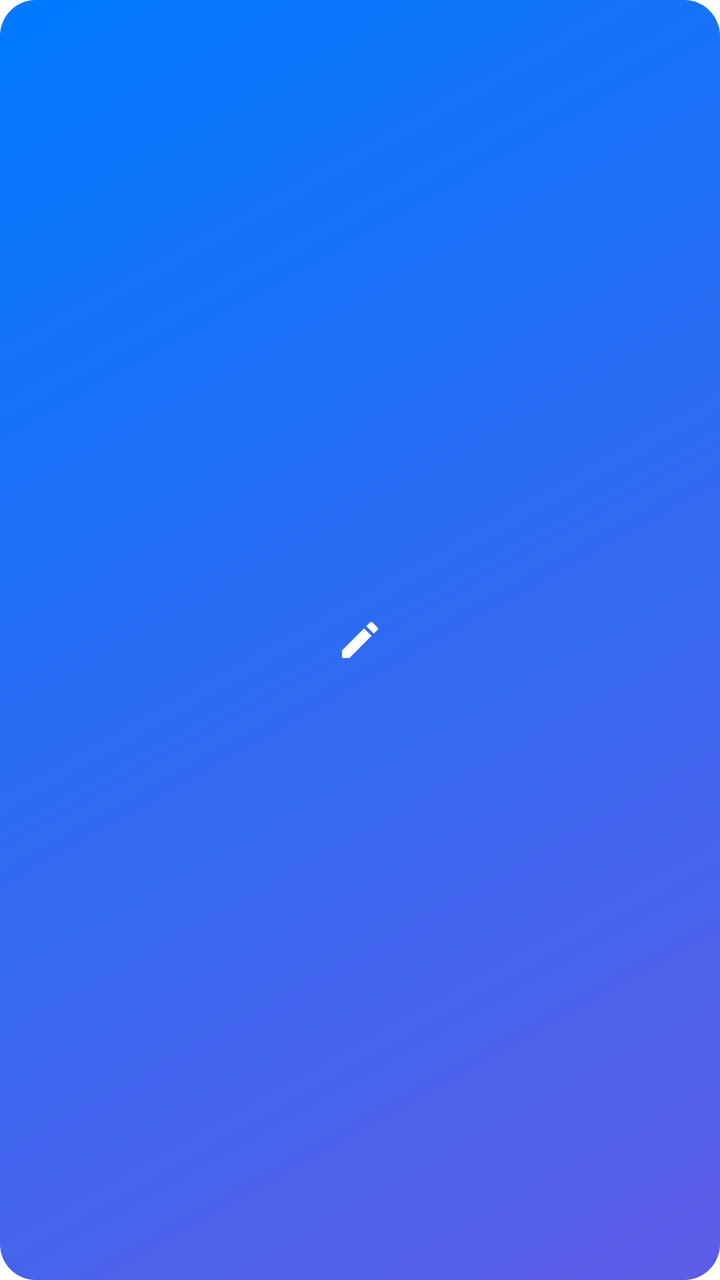
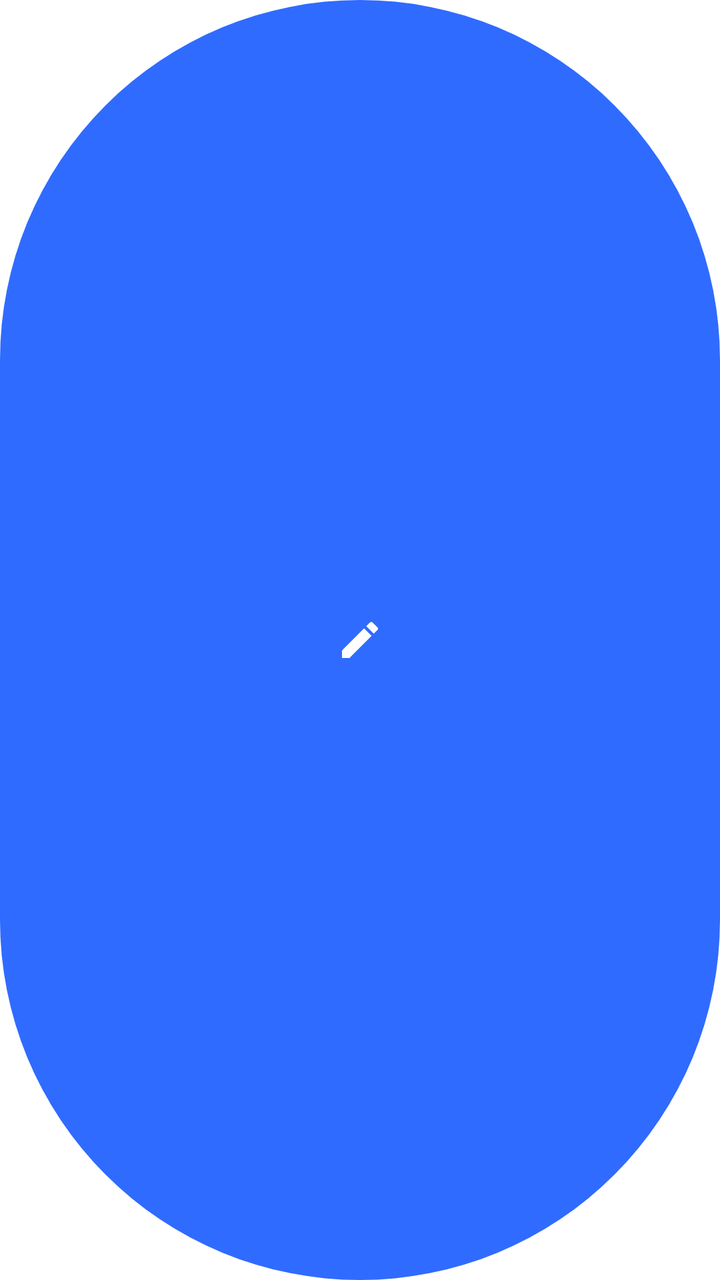

An Android layout rendered at two revisions. The XML below is the earlier revision; the diff shows what the commit changed to produce the second picture.
<!-- AndroidManifest.xml: fallback theme Theme.MaterialComponents.DayNight.NoActionBar -->
<!-- res/layout/widget_quick_record_button.xml -->
<?xml version="1.0" encoding="utf-8"?>
<FrameLayout xmlns:android="http://schemas.android.com/apk/res/android"
    android:id="@+id/widget_quick_record_root"
    android:layout_width="match_parent"
    android:layout_height="match_parent"
    android:background="@drawable/bg_widget_qr_button"
    android:contentDescription="@string/widget_quick_record_action">

    <ImageView
        android:layout_width="26dp"
        android:layout_height="26dp"
        android:layout_gravity="center"
        android:importantForAccessibility="no"
        android:scaleType="centerInside"
        android:src="@drawable/ic_widget_pen" />
</FrameLayout>
<!-- resources referenced by this layout -->
<resources>
  <!-- drawable bg_widget_qr_button (drawable) -->
  <?xml version="1.0" encoding="utf-8"?>
  <shape xmlns:android="http://schemas.android.com/apk/res/android">
      <gradient
          android:angle="315"
          android:endColor="@color/widget_qr_accent_end"
          android:startColor="@color/widget_accent"
          android:type="linear" />
      <corners android:radius="18dp" />
  </shape>
  <!-- drawable ic_widget_pen (drawable) -->
  <?xml version="1.0" encoding="utf-8"?>
  <vector xmlns:android="http://schemas.android.com/apk/res/android"
      android:width="24dp"
      android:height="24dp"
      android:viewportWidth="24"
      android:viewportHeight="24">
      <path
          android:fillColor="#FFFFFFFF"
          android:pathData="M3,17.25V21h3.75L17.81,9.94l-3.75,-3.75L3,17.25zM20.71,7.04c0.39,-0.39 0.39,-1.02 0,-1.41l-2.34,-2.34c-0.39,-0.39 -1.02,-0.39 -1.41,0l-1.83,1.83 3.75,3.75 1.83,-1.83z" />
  </vector>
  <string name="widget_quick_record_action">快速记录，点击打开输入框</string>
  <color name="widget_qr_accent_end">#5E5CE6</color>
  <color name="widget_accent">#007AFF</color>
</resources>

<!-- the commit's change to res/layout/widget_quick_record_button.xml (unified diff, before → after) -->
@@ -3,7 +3,7 @@
     android:id="@+id/widget_quick_record_root"
     android:layout_width="match_parent"
     android:layout_height="match_parent"
-    android:background="@drawable/bg_widget_qr_button"
+    android:background="@drawable/bg_widget_qr_pill"
     android:contentDescription="@string/widget_quick_record_action">
 
     <ImageView
<!-- resource entries referenced after the edit -->
@@ -1,14 +1,10 @@
 <!-- resources referenced by this layout -->
 <resources>
-  <!-- drawable bg_widget_qr_button (drawable) -->
+  <!-- drawable bg_widget_qr_pill (drawable) -->
   <?xml version="1.0" encoding="utf-8"?>
   <shape xmlns:android="http://schemas.android.com/apk/res/android">
-      <gradient
-          android:angle="315"
-          android:endColor="@color/widget_qr_accent_end"
-          android:startColor="@color/widget_accent"
-          android:type="linear" />
-      <corners android:radius="18dp" />
+      <solid android:color="@color/widget_qr_accent" />
+      <corners android:radius="999dp" />
   </shape>
   <!-- drawable ic_widget_pen (drawable) -->
   <?xml version="1.0" encoding="utf-8"?>
@@ -22,7 +18,6 @@
           android:pathData="M3,17.25V21h3.75L17.81,9.94l-3.75,-3.75L3,17.25zM20.71,7.04c0.39,-0.39 0.39,-1.02 0,-1.41l-2.34,-2.34c-0.39,-0.39 -1.02,-0.39 -1.41,0l-1.83,1.83 3.75,3.75 1.83,-1.83z" />
   </vector>
   <string name="widget_quick_record_action">快速记录，点击打开输入框</string>
-  <color name="widget_qr_accent_end">#5E5CE6</color>
-  <color name="widget_accent">#007AFF</color>
+  <color name="widget_qr_accent">#2F6BFF</color>
 </resources>
 
